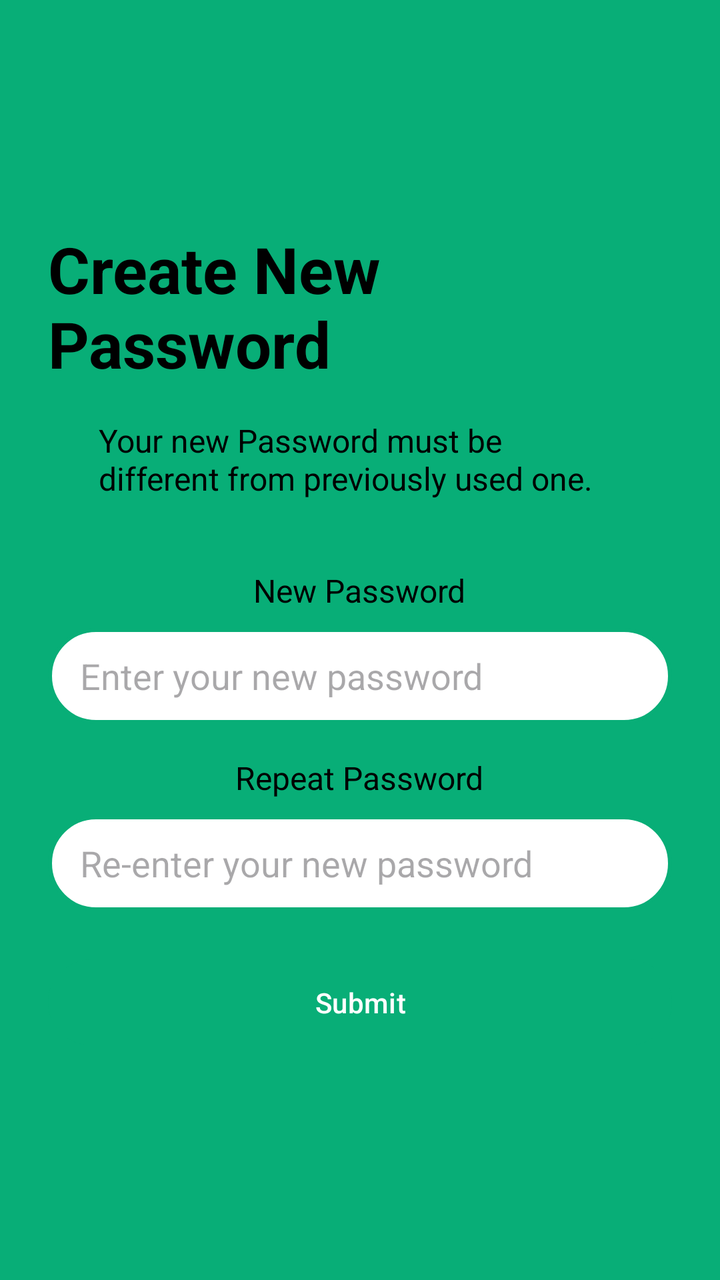
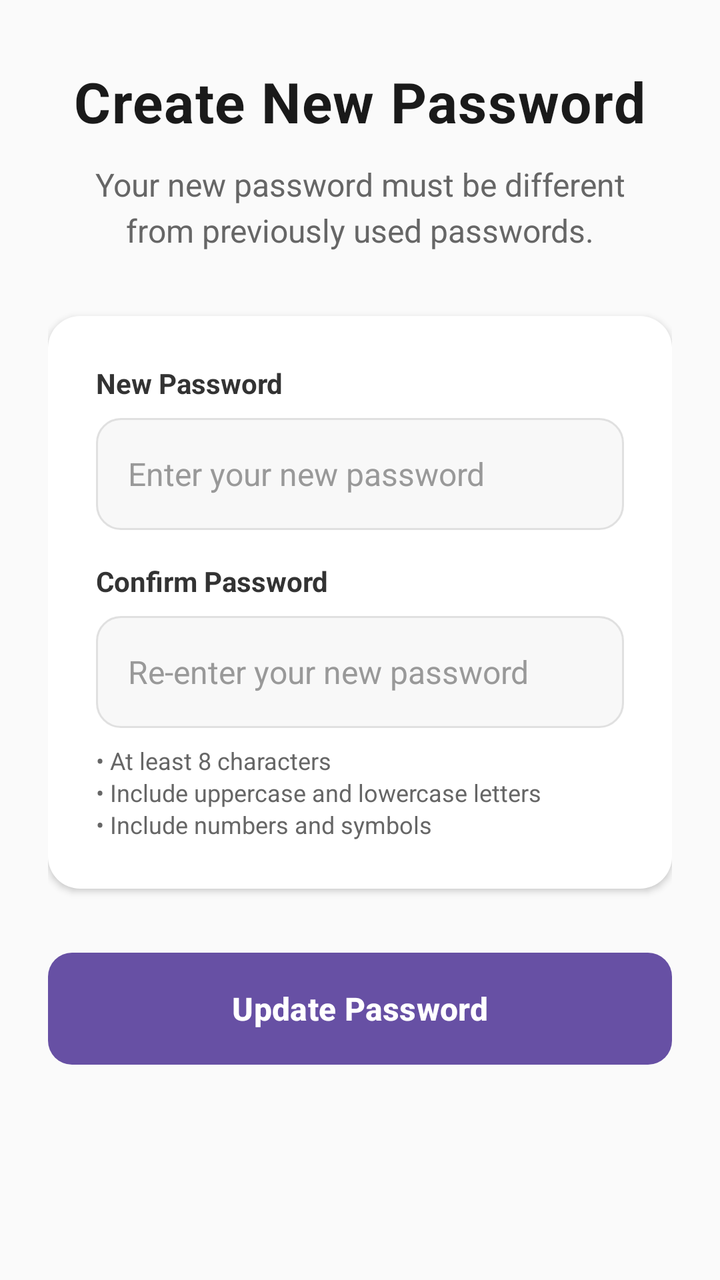

Before-and-after screenshots of an Android layout around one commit, followed by the original layout XML and the change that was made.
<!-- AndroidManifest.xml: application theme Theme.WILPROJECT -->
<!-- res/layout/activity_change_password.xml -->
<?xml version="1.0" encoding="utf-8"?>
<LinearLayout xmlns:android="http://schemas.android.com/apk/res/android"
    xmlns:tools="http://schemas.android.com/tools"
    android:layout_width="match_parent"
    android:layout_height="match_parent"
    android:orientation="vertical"
    android:padding="24dp"
    android:gravity="center"
    android:background="@drawable/background_shape"
    tools:context=".ChangePassword"
    android:id="@id/main">

    <TextView
        android:id="@+id/tvCreateNewPassword"
        android:layout_width="wrap_content"
        android:layout_height="wrap_content"
        android:text="Create New Password"
        android:textSize="32sp"
        android:textStyle="bold"
        android:textColor="#000000"
        android:layout_marginBottom="16dp" />

    <TextView
        android:id="@+id/tvDescription"
        android:layout_width="261dp"
        android:layout_height="51dp"
        android:layout_marginBottom="24dp"
        android:text="Your new Password must be different from previously used one."
        android:textAlignment="textStart"
        android:textColor="#000000"
        android:textSize="16sp" />

    <TextView
        android:id="@+id/tvNewPassword"
        android:layout_width="wrap_content"
        android:layout_height="wrap_content"
        android:text="New Password"
        android:textSize="16sp"
        android:textColor="#000000"
        android:layout_marginBottom="8dp" />

    <EditText
        android:id="@+id/etNewPassword"
        android:layout_width="match_parent"
        android:layout_height="48dp"
        android:background="@drawable/edittext_rounded_border"
        android:hint="Enter your new password"
        android:inputType="textPassword"
        android:paddingHorizontal="16dp"
        android:paddingVertical="8dp" />

    <TextView
        android:id="@+id/tvRepeatPassword"
        android:layout_width="wrap_content"
        android:layout_height="wrap_content"
        android:text="Repeat Password"
        android:textSize="16sp"
        android:textColor="#000000"
        android:layout_marginTop="16dp"
        android:layout_marginBottom="8dp" />

    <EditText
        android:id="@+id/etRepeatPassword"
        android:layout_width="match_parent"
        android:layout_height="48dp"
        android:background="@drawable/edittext_rounded_border"
        android:hint="Re-enter your new password"
        android:inputType="textPassword"
        android:paddingHorizontal="16dp"
        android:paddingVertical="8dp" />

    <Button
        android:id="@+id/btnSubmit"
        android:layout_width="match_parent"
        android:layout_height="wrap_content"
        android:layout_marginTop="20dp"
        android:backgroundTint="@color/green"
        android:padding="12dp"
        android:text="Submit"
        android:textColor="#FFFFFF" />

</LinearLayout>
<!-- resources referenced by this layout -->
<resources>
  <color name="green">#08AE77</color>
  <!-- drawable background_shape (drawable) -->
  <?xml version="1.0" encoding="utf-8"?>
  <layer-list xmlns:android="http://schemas.android.com/apk/res/android">
      <item>
          <shape android:shape="rectangle">
              <solid android:color="@color/white" />
          </shape>
      </item>
  
      <item>
          <shape android:shape="rectangle">
              <solid android:color="@color/green" />
              <corners
                  android:topLeftRadius="0dp"
                  android:topRightRadius="0dp"
                  android:bottomLeftRadius="0dp"
                  android:bottomRightRadius="0dp"/>
          </shape>
      </item>
  </layer-list>
  <!-- drawable edittext_rounded_border (drawable) -->
  <?xml version="1.0" encoding="utf-8"?>
  <shape xmlns:android="http://schemas.android.com/apk/res/android" android:shape="rectangle">
      <solid android:color="#FFFFFF" />
      <stroke android:color="#08AE77" android:width="2dp" />
      <corners android:radius="24dp" />
  </shape>
  <style name="Theme.WILPROJECT" parent="Base.Theme.WILPROJECT" />
  <color name="white">#FFFFFFFF</color>
  <style name="Base.Theme.WILPROJECT" parent="Theme.Material3.DayNight.NoActionBar">
          
          
      </style>
</resources>

<!-- the commit's change to res/layout/activity_change_password.xml (unified diff, before → after) -->
@@ -1,82 +1,133 @@
 <?xml version="1.0" encoding="utf-8"?>
-<LinearLayout xmlns:android="http://schemas.android.com/apk/res/android"
+<ScrollView xmlns:android="http://schemas.android.com/apk/res/android"
     xmlns:tools="http://schemas.android.com/tools"
     android:layout_width="match_parent"
     android:layout_height="match_parent"
-    android:orientation="vertical"
-    android:padding="24dp"
-    android:gravity="center"
-    android:background="@drawable/background_shape"
+    android:background="#FAFAFA"
+    android:fillViewport="true"
     tools:context=".ChangePassword"
     android:id="@id/main">
 
-    <TextView
-        android:id="@+id/tvCreateNewPassword"
-        android:layout_width="wrap_content"
-        android:layout_height="wrap_content"
-        android:text="Create New Password"
-        android:textSize="32sp"
-        android:textStyle="bold"
-        android:textColor="#000000"
-        android:layout_marginBottom="16dp" />
-
-    <TextView
-        android:id="@+id/tvDescription"
-        android:layout_width="261dp"
-        android:layout_height="51dp"
-        android:layout_marginBottom="24dp"
-        android:text="Your new Password must be different from previously used one."
-        android:textAlignment="textStart"
-        android:textColor="#000000"
-        android:textSize="16sp" />
-
-    <TextView
-        android:id="@+id/tvNewPassword"
-        android:layout_width="wrap_content"
-        android:layout_height="wrap_content"
-        android:text="New Password"
-        android:textSize="16sp"
-        android:textColor="#000000"
-        android:layout_marginBottom="8dp" />
-
-    <EditText
-        android:id="@+id/etNewPassword"
-        android:layout_width="match_parent"
-        android:layout_height="48dp"
-        android:background="@drawable/edittext_rounded_border"
-        android:hint="Enter your new password"
-        android:inputType="textPassword"
-        android:paddingHorizontal="16dp"
-        android:paddingVertical="8dp" />
-
-    <TextView
-        android:id="@+id/tvRepeatPassword"
-        android:layout_width="wrap_content"
-        android:layout_height="wrap_content"
-        android:text="Repeat Password"
-        android:textSize="16sp"
-        android:textColor="#000000"
-        android:layout_marginTop="16dp"
-        android:layout_marginBottom="8dp" />
-
-    <EditText
-        android:id="@+id/etRepeatPassword"
-        android:layout_width="match_parent"
-        android:layout_height="48dp"
-        android:background="@drawable/edittext_rounded_border"
-        android:hint="Re-enter your new password"
-        android:inputType="textPassword"
-        android:paddingHorizontal="16dp"
-        android:paddingVertical="8dp" />
-
-    <Button
-        android:id="@+id/btnSubmit"
+    <LinearLayout
         android:layout_width="match_parent"
         android:layout_height="wrap_content"
-        android:layout_marginTop="20dp"
-        android:backgroundTint="@color/green"
-        android:padding="12dp"
-        android:text="Submit"
-        android:textColor="#FFFFFF" />
+        android:orientation="vertical"
+        android:paddingHorizontal="24dp"
+        android:paddingVertical="32dp"
+        android:gravity="center_horizontal">
 
-</LinearLayout>
+        
+        <LinearLayout
+            android:layout_width="match_parent"
+            android:layout_height="wrap_content"
+            android:orientation="vertical"
+            android:gravity="center_horizontal"
+            android:layout_marginBottom="32dp">
+
+            <TextView
+                android:id="@+id/tvCreateNewPassword"
+                android:layout_width="wrap_content"
+                android:layout_height="wrap_content"
+                android:text="Create New Password"
+                android:textSize="28sp"
+                android:textStyle="bold"
+                android:textColor="#1A1A1A"
+                android:letterSpacing="0.02"
+                android:layout_marginBottom="12dp" />
+
+            <TextView
+                android:id="@+id/tvDescription"
+                android:layout_width="match_parent"
+                android:layout_height="wrap_content"
+                android:text="Your new password must be different from previously used passwords."
+                android:textAlignment="center"
+                android:textColor="#666666"
+                android:textSize="16sp"
+                android:lineSpacingExtra="4dp"
+                android:paddingHorizontal="16dp" />
+
+        </LinearLayout>
+
+        
+        <LinearLayout
+            android:layout_width="match_parent"
+            android:layout_height="wrap_content"
+            android:orientation="vertical"
+            android:background="@drawable/bg_form_container"
+            android:elevation="2dp"
+            android:padding="24dp">
+
+            
+            <TextView
+                android:id="@+id/tvNewPassword"
+                android:layout_width="match_parent"
+                android:layout_height="wrap_content"
+                android:text="New Password"
+                android:textSize="14sp"
+                android:textStyle="bold"
+                android:textColor="#333333"
+                android:layout_marginBottom="8dp" />
+
+            <EditText
+                android:id="@+id/etNewPassword"
+                android:layout_width="match_parent"
+                android:layout_height="56dp"
+                android:background="@drawable/edittext_modern"
+                android:hint="Enter your new password"
+                android:inputType="textPassword"
+                android:textSize="16sp"
+                android:textColor="#333333"
+                android:textColorHint="#999999"
+                android:paddingHorizontal="16dp"
+                android:layout_marginBottom="16dp" />
+
+            
+            <TextView
+                android:id="@+id/tvRepeatPassword"
+                android:layout_width="match_parent"
+                android:layout_height="wrap_content"
+                android:text="Confirm Password"
+                android:textSize="14sp"
+                android:textStyle="bold"
+                android:textColor="#333333"
+                android:layout_marginBottom="8dp" />
+
+            <EditText
+                android:id="@+id/etRepeatPassword"
+                android:layout_width="match_parent"
+                android:layout_height="56dp"
+                android:background="@drawable/edittext_modern"
+                android:hint="Re-enter your new password"
+                android:inputType="textPassword"
+                android:textSize="16sp"
+                android:textColor="#333333"
+                android:textColorHint="#999999"
+                android:paddingHorizontal="16dp"
+                android:layout_marginBottom="8dp" />
+
+            
+            <TextView
+                android:id="@+id/tvPasswordRequirements"
+                android:layout_width="match_parent"
+                android:layout_height="wrap_content"
+                android:text="• At least 8 characters\n• Include uppercase and lowercase letters\n• Include numbers and symbols"
+                android:textSize="12sp"
+                android:textColor="#666666"
+                android:lineSpacingExtra="2dp" />
+
+        </LinearLayout>
+
+        
+        <Button
+            android:id="@+id/btnSubmit"
+            android:layout_width="match_parent"
+            android:layout_height="56dp"
+            android:layout_marginTop="32dp"
+            android:background="@drawable/bg_primary_button"
+            android:text="Update Password"
+            android:textColor="#FFFFFF"
+            android:textSize="16sp"
+            android:textStyle="bold" />
+
+    </LinearLayout>
+</ScrollView>
<!-- resource entries referenced after the edit -->
@@ -1,35 +1,26 @@
 <!-- resources referenced by this layout -->
 <resources>
+  <!-- drawable bg_form_container (drawable) -->
+  <?xml version="1.0" encoding="utf-8"?>
+  <shape xmlns:android="http://schemas.android.com/apk/res/android">
+      <solid android:color="@android:color/white" />
+      <corners android:radius="16dp" />
+  </shape>
+  <!-- drawable bg_primary_button (drawable) -->
+  <?xml version="1.0" encoding="utf-8"?>
+  <shape xmlns:android="http://schemas.android.com/apk/res/android">
+      <solid android:color="@color/green" />
+      <corners android:radius="12dp" />
+  </shape>
+  <!-- drawable edittext_modern (drawable) -->
+  <?xml version="1.0" encoding="utf-8"?>
+  <shape xmlns:android="http://schemas.android.com/apk/res/android">
+      <solid android:color="#F8F8F8" />
+      <corners android:radius="12dp" />
+      <stroke android:width="1dp" android:color="#E0E0E0" />
+  </shape>
   <color name="green">#08AE77</color>
-  <!-- drawable background_shape (drawable) -->
-  <?xml version="1.0" encoding="utf-8"?>
-  <layer-list xmlns:android="http://schemas.android.com/apk/res/android">
-      <item>
-          <shape android:shape="rectangle">
-              <solid android:color="@color/white" />
-          </shape>
-      </item>
-  
-      <item>
-          <shape android:shape="rectangle">
-              <solid android:color="@color/green" />
-              <corners
-                  android:topLeftRadius="0dp"
-                  android:topRightRadius="0dp"
-                  android:bottomLeftRadius="0dp"
-                  android:bottomRightRadius="0dp"/>
-          </shape>
-      </item>
-  </layer-list>
-  <!-- drawable edittext_rounded_border (drawable) -->
-  <?xml version="1.0" encoding="utf-8"?>
-  <shape xmlns:android="http://schemas.android.com/apk/res/android" android:shape="rectangle">
-      <solid android:color="#FFFFFF" />
-      <stroke android:color="#08AE77" android:width="2dp" />
-      <corners android:radius="24dp" />
-  </shape>
   <style name="Theme.WILPROJECT" parent="Base.Theme.WILPROJECT" />
-  <color name="white">#FFFFFFFF</color>
   <style name="Base.Theme.WILPROJECT" parent="Theme.Material3.DayNight.NoActionBar">
           
           
